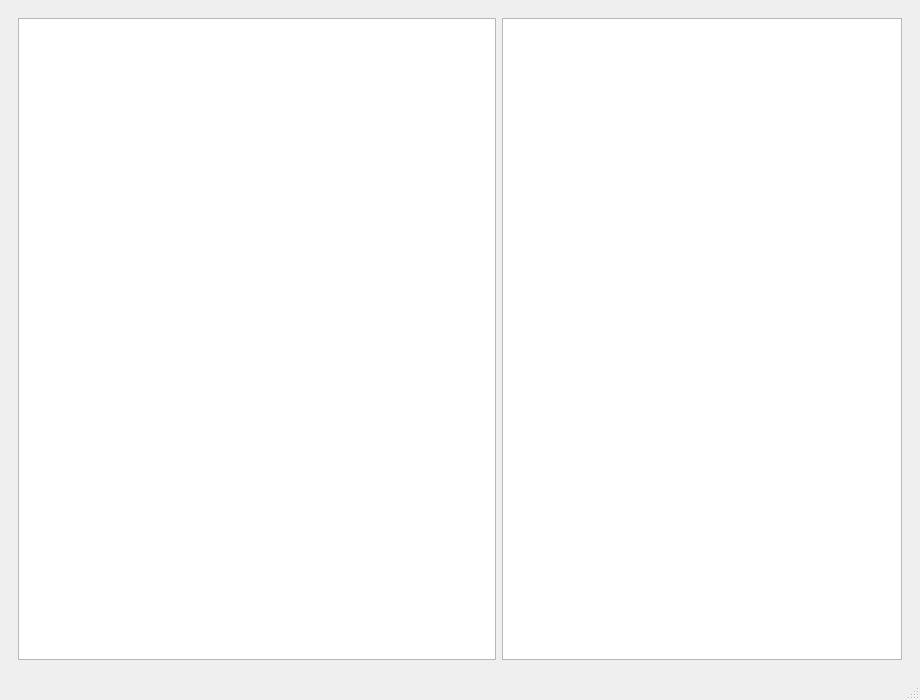
The window that getinfo.ui (zenonby/directory-getinfo) describes before a commit, drawn with Qt 5.
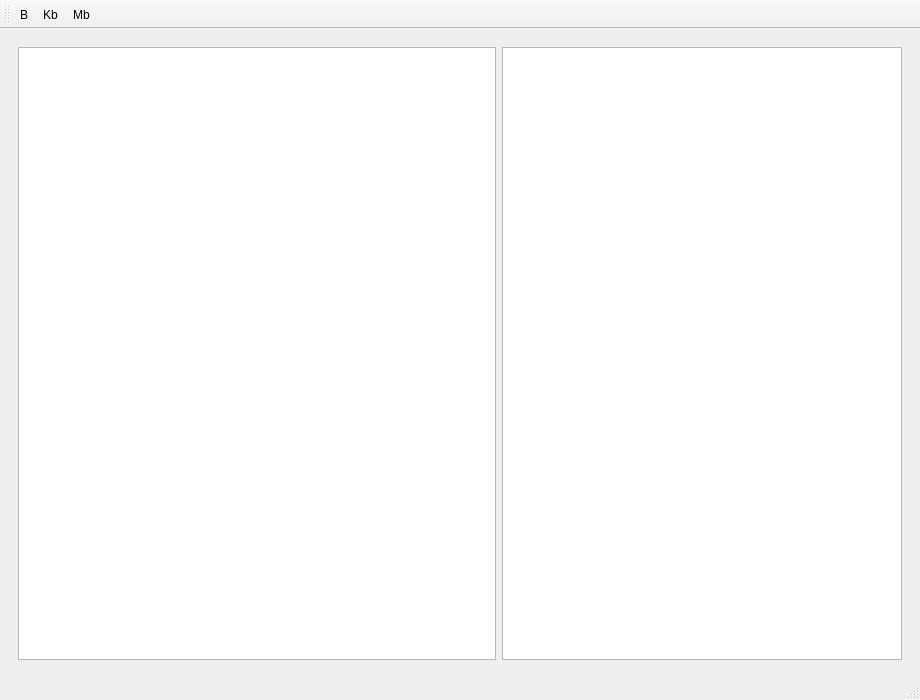
The same window after the commit.

Commit message: Switch of file size divisor via toolbar buttons

Diff of the .ui file:
```diff
--- a/getinfo.ui
+++ b/getinfo.ui
@@ -59,6 +59,44 @@
    </property>
   </widget>
   <widget class="QStatusBar" name="statusbar"/>
+  <widget class="QToolBar" name="toolBar">
+   <property name="windowTitle">
+    <string>toolBar</string>
+   </property>
+   <attribute name="toolBarArea">
+    <enum>TopToolBarArea</enum>
+   </attribute>
+   <attribute name="toolBarBreak">
+    <bool>false</bool>
+   </attribute>
+   <addaction name="actionSwitchToBytes"/>
+   <addaction name="actionSwitchToKBytes"/>
+   <addaction name="actionSwitchToMBytes"/>
+  </widget>
+  <action name="actionSwitchToBytes">
+   <property name="checkable">
+    <bool>true</bool>
+   </property>
+   <property name="text">
+    <string>B </string>
+   </property>
+  </action>
+  <action name="actionSwitchToKBytes">
+   <property name="checkable">
+    <bool>true</bool>
+   </property>
+   <property name="text">
+    <string>Kb</string>
+   </property>
+  </action>
+  <action name="actionSwitchToMBytes">
+   <property name="checkable">
+    <bool>true</bool>
+   </property>
+   <property name="text">
+    <string>Mb</string>
+   </property>
+  </action>
  </widget>
  <resources/>
  <connections/>
```
The commit also changes 11 other files.
